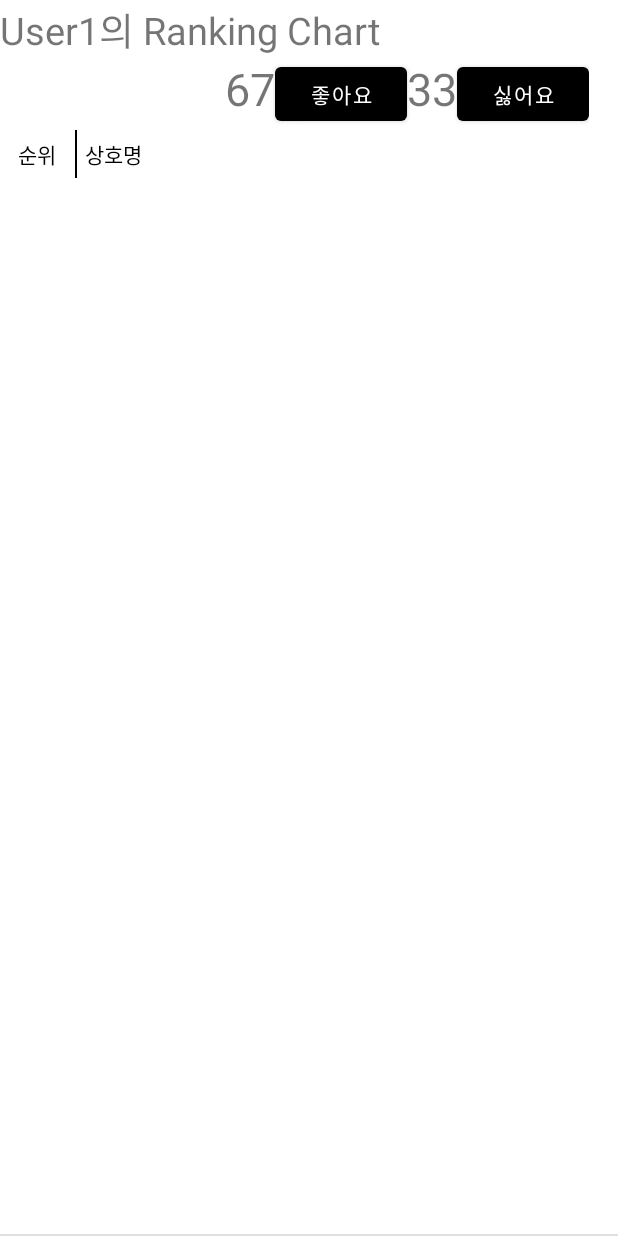
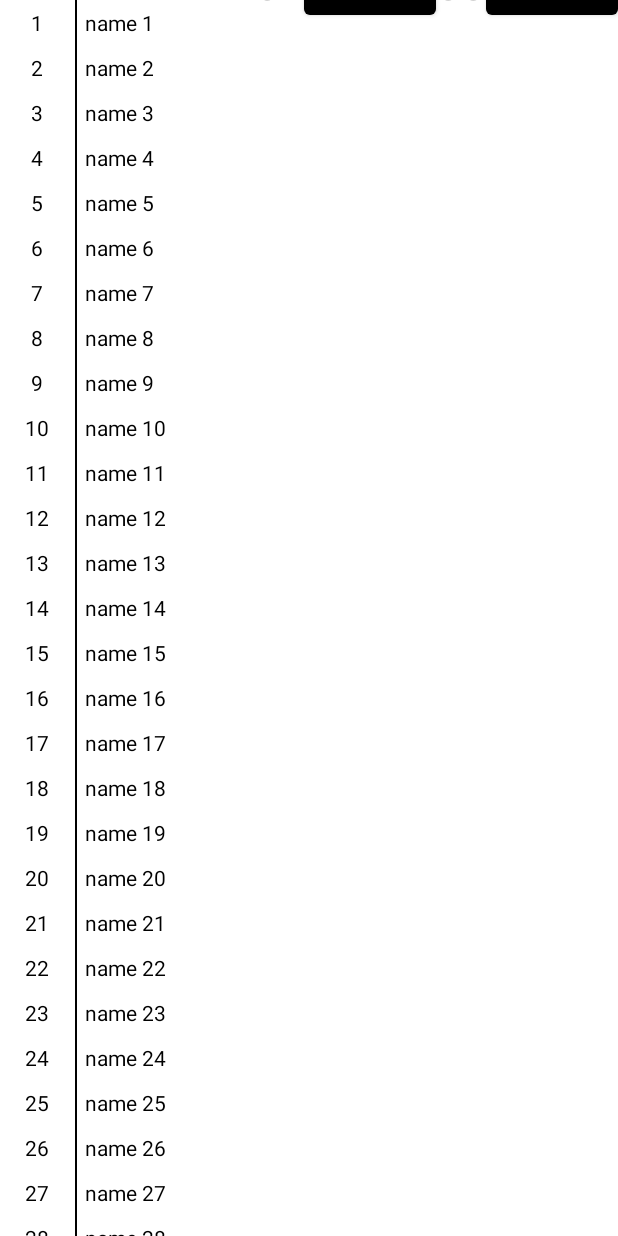
Before and after one commit to ksb0315/SemoProj, an Android app: the fragment ThreeFragment shown on its own in the app's theme, on a phone screen of 412 x 824 dp. Run offline under Robolectric (Android 15) with nearby library versions, the phone set to English and light mode, and no system bars.

Commit message:
fix nested recyclerView

```diff
--- a/app/src/main/java/com/example/semoproj/MyAdapter3.kt
+++ b/app/src/main/java/com/example/semoproj/MyAdapter3.kt
@@ -29,12 +29,23 @@ class MyAdapter3(val datas: MutableList<MutableList<String>>): RecyclerView.Adap
         val binding=(holder as MyViewHolder).binding
         binding.whoRankSnap.text = "User${position+1}의 Ranking Chart"
 
-        binding.RecyclerViewSnap.layoutManager = LinearLayoutManager(binding.RecyclerViewSnap.context)
+        val datasArr = mutableListOf<MutableList<String>>()
+        for(i in 1..30){
+            val temp = mutableListOf<String>()
+            temp.add(i.toString())
+            temp.add("name ${i}")
+            datasArr.add(temp)
+        }
 
-        val adapter = MyAdapter3_1(datas)
-        binding.RecyclerViewSnap.adapter = adapter
+        val layoutManager = LinearLayoutManager(binding.RecyclerViewSnap.context)
+        binding.RecyclerViewSnap.layoutManager = layoutManager
 
-        //binding.RecyclerViewSnap.addItemDecoration(MyDecoration3_1(this as Context))
+        val adapter = MyAdapter3_1(datasArr)
+        binding.RecyclerViewSnap.adapter=adapter
+
+        //binding.RecyclerViewSnap.addItemDecoration(MyDecoration3(activity as Context))
+
+        //binding.RecyclerViewSnap.addItemDecoration(MyDecoration3_1(binding.RecyclerViewSnap.context))
         //binding.RecyclerViewSnap.addItemDecoration(DividerItemDecoration(this, LinearLayoutManager.VERTICAL))
     }
 }
--- a/app/src/main/res/layout/fragment_three.xml
+++ b/app/src/main/res/layout/fragment_three.xml
@@ -2,13 +2,12 @@
 <LinearLayout xmlns:android="http://schemas.android.com/apk/res/android"
     xmlns:tools="http://schemas.android.com/tools"
     android:layout_width="match_parent"
-    android:layout_height="match_parent"
+    android:layout_height="wrap_content"
     android:orientation="vertical">
 
-    <androidx.recyclerview.widget.RecyclerView
-        android:id="@+id/recyclerView_snap_outer"
-        android:layout_width="match_parent"
-        android:layout_height="0dp"
-        android:layout_weight="1">
-    </androidx.recyclerview.widget.RecyclerView>
+        <androidx.recyclerview.widget.RecyclerView
+            android:id="@+id/recyclerView_snap_outer"
+            android:layout_width="match_parent"
+            android:layout_height="wrap_content">
+        </androidx.recyclerview.widget.RecyclerView>
 </LinearLayout>
--- a/app/src/main/res/layout/item_recyclerview_snap.xml
+++ b/app/src/main/res/layout/item_recyclerview_snap.xml
@@ -1,48 +1,26 @@
 <?xml version="1.0" encoding="utf-8"?>
 <LinearLayout xmlns:android="http://schemas.android.com/apk/res/android"
     android:layout_width="match_parent"
-    android:layout_height="match_parent"
+    android:layout_height="wrap_content"
     android:orientation="vertical">
 
     <TextView
         android:id="@+id/who_rank_snap"
-        android:layout_width="wrap_content"
+        android:layout_width="match_parent"
         android:layout_height="wrap_content"
         android:textSize="25dp"/>
 
 
     <LinearLayout
-        android:layout_width="wrap_content"
+        android:layout_width="match_parent"
         android:layout_height="wrap_content"
-        android:orientation="horizontal"
-        android:layout_marginLeft="150dp">
+        android:orientation="horizontal">
 
-        <TextView
-            android:id="@+id/n_likes"
-            android:layout_width="wrap_content"
+        <LinearLayout
+            android:layout_width="0dp"
+            android:layout_weight="1"
             android:layout_height="wrap_content"
-            android:text="67"
-            android:textSize="30dp"
-            android:layout_gravity="right"/>
-        <Button
-            android:layout_width="wrap_content"
-            android:layout_height="wrap_content"
-            android:text="좋아요"
-            android:layout_gravity="right"/>
-        <TextView
-            android:id="@+id/n_dislikes"
-            android:layout_width="wrap_content"
-            android:layout_height="wrap_content"
-            android:text="33"
-            android:textSize="30dp"
-            android:layout_gravity="right"/>
-        <Button
-            android:layout_width="wrap_content"
-            android:layout_height="wrap_content"
-            android:text="싫어요"
-            android:layout_gravity="right"/>
-    </LinearLayout>
-
+            android:orientation="vertical">
             <LinearLayout
                 android:layout_width="match_parent"
                 android:layout_height="wrap_content"
@@ -73,6 +51,34 @@
             <androidx.recyclerview.widget.RecyclerView
                 android:id="@+id/RecyclerView_snap"
                 android:layout_width="match_parent"
-        android:layout_height="0dp"/>
+                android:layout_height="wrap_content"/>
 
         </LinearLayout>
+
+        <TextView
+            android:id="@+id/n_likes"
+            android:layout_width="wrap_content"
+            android:layout_height="wrap_content"
+            android:text="67"
+            android:textSize="30dp"
+            android:layout_gravity="right"/>
+        <Button
+            android:layout_width="wrap_content"
+            android:layout_height="wrap_content"
+            android:text="좋아요"
+            android:layout_gravity="right"/>
+        <TextView
+            android:id="@+id/n_dislikes"
+            android:layout_width="wrap_content"
+            android:layout_height="wrap_content"
+            android:text="33"
+            android:textSize="30dp"
+            android:layout_gravity="right"/>
+        <Button
+            android:layout_width="wrap_content"
+            android:layout_height="wrap_content"
+            android:text="싫어요"
+            android:layout_gravity="right"/>
+    </LinearLayout>
+
+</LinearLayout>
```
Lines whose indentation alone changed are shown as unchanged.
